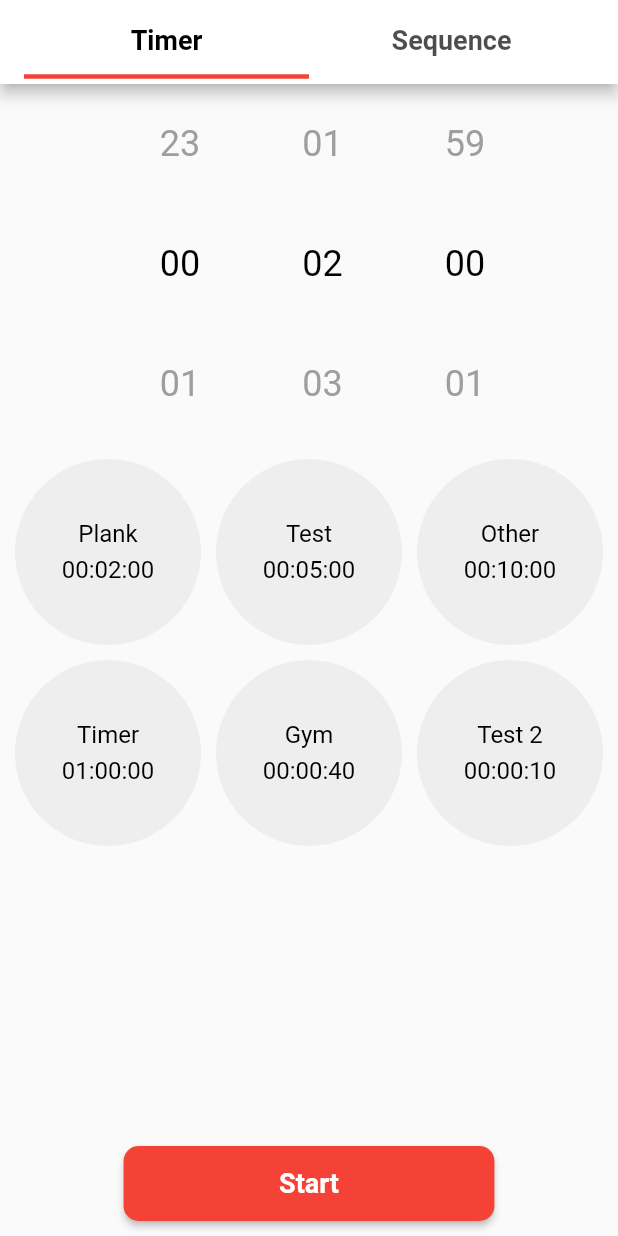
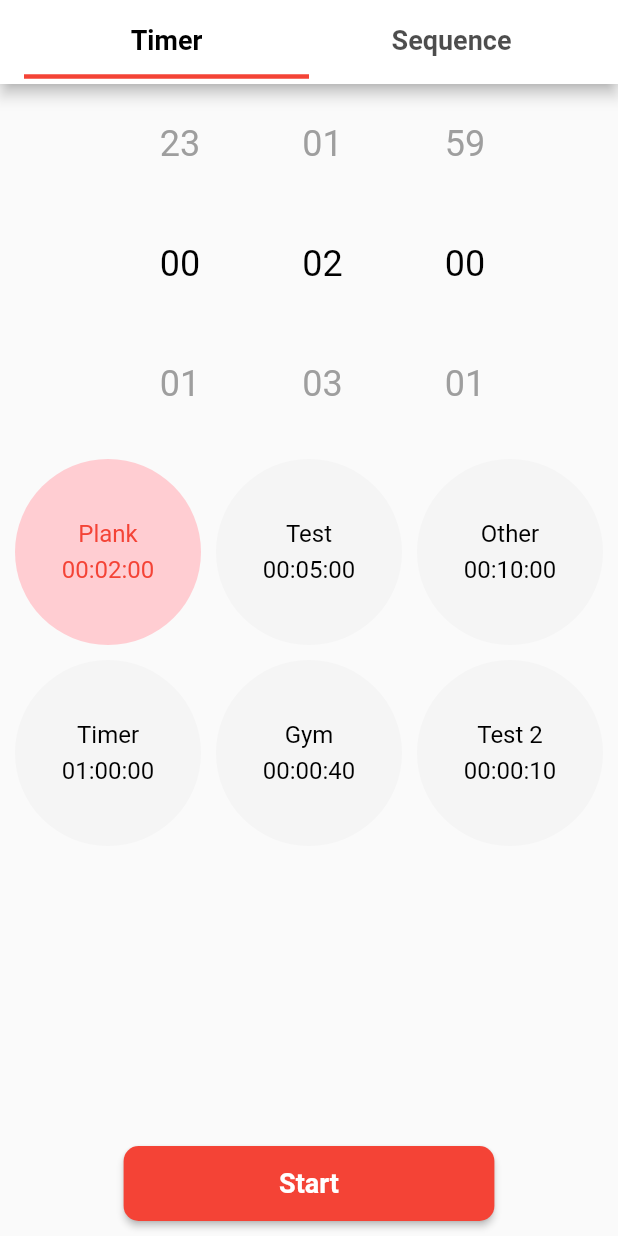
Before and after one commit to Armawill/timer, a Flutter app: the screen it shows after launch, after a tap on "Plank", on a phone screen of 412 x 824 dp. Run offline on Flutter 3.47's test engine with Material 2 defaults, Android fonts, the phone set to English and light mode, and no system bars; our stand-ins replace circular_countdown_timer, flutter_time_picker_spinner.

Commit message:
Added highlighting of selected timer

```diff
--- a/lib/view-model/timer_view_model.dart
+++ b/lib/view-model/timer_view_model.dart
@@ -7,7 +7,7 @@ class TimerViewModel with ChangeNotifier {
   var _time = DateTime(0, 0, 0, 0, 0, 10);
   var _isTimerStarted = false;
   String? currentTimerTitle;
-  int? currentTimerIndex;
+  String? currentTimerId;
 
   final CountDownController _countDownController = CountDownController();
   CountDownController get controller => _countDownController;
@@ -63,9 +63,10 @@ class TimerViewModel with ChangeNotifier {
     notifyListeners();
   }
 
-  void onTimerSelected(DateTime selectedTime, [String? title]) {
+  void onTimerSelected(DateTime selectedTime, [String? id, String? title]) {
     _time = selectedTime;
     currentTimerTitle = title;
+    currentTimerId = id;
     notifyListeners();
   }
 
--- a/lib/view/widgets/circular_timer_button.dart
+++ b/lib/view/widgets/circular_timer_button.dart
@@ -120,6 +120,7 @@ class AddTimerButton extends StatelessWidget {
 }
 
 class CircularTimerButton extends StatefulWidget {
+  final String id;
   final String title;
   final int hours;
   final int minutes;
@@ -130,6 +131,7 @@ class CircularTimerButton extends StatefulWidget {
     required this.hours,
     required this.minutes,
     required this.seconds,
+    required this.id,
   });
 
   @override
@@ -139,6 +141,8 @@ class CircularTimerButton extends StatefulWidget {
 class _CircularTimerButtonState extends State<CircularTimerButton> {
   @override
   Widget build(BuildContext context) {
+    var isSelected =
+        Provider.of<TimerViewModel>(context).currentTimerId == widget.id;
     return SizedBox(
       height: 100,
       width: 100,
@@ -147,11 +151,13 @@ class _CircularTimerButtonState extends State<CircularTimerButton> {
           var selectedTime =
               DateTime(0, 0, 0, widget.hours, widget.minutes, widget.seconds);
           Provider.of<TimerViewModel>(context, listen: false)
-              .onTimerSelected(selectedTime, widget.title);
+              .onTimerSelected(selectedTime, widget.id, widget.title);
         },
         style: ElevatedButton.styleFrom(
           shape: const CircleBorder(),
-          backgroundColor: Colors.grey.shade200,
+          backgroundColor:
+              isSelected ? Colors.red.shade100 : Colors.grey.shade100,
+          foregroundColor: isSelected ? Colors.red : Colors.black,
           elevation: 0,
         ),
         child: Column(
@@ -161,7 +167,6 @@ class _CircularTimerButtonState extends State<CircularTimerButton> {
               widget.title,
               style: const TextStyle(
                 fontSize: 16,
-                color: Colors.black,
                 fontWeight: FontWeight.normal,
               ),
             ),
@@ -207,7 +212,6 @@ class _Time extends StatelessWidget {
       '$h:$m:$s',
       style: const TextStyle(
         fontSize: 16,
-        color: Colors.black,
         fontWeight: FontWeight.normal,
       ),
     );
--- a/lib/view/widgets/timer_tab.dart
+++ b/lib/view/widgets/timer_tab.dart
@@ -176,6 +176,7 @@ class _Page extends StatelessWidget {
       itemBuilder: (context, index) {
         if (index < count) {
           return CircularTimerButton(
+            id: items[index].id,
             title: items[index].title,
             hours: items[index].hours,
             minutes: items[index].minutes,
```
